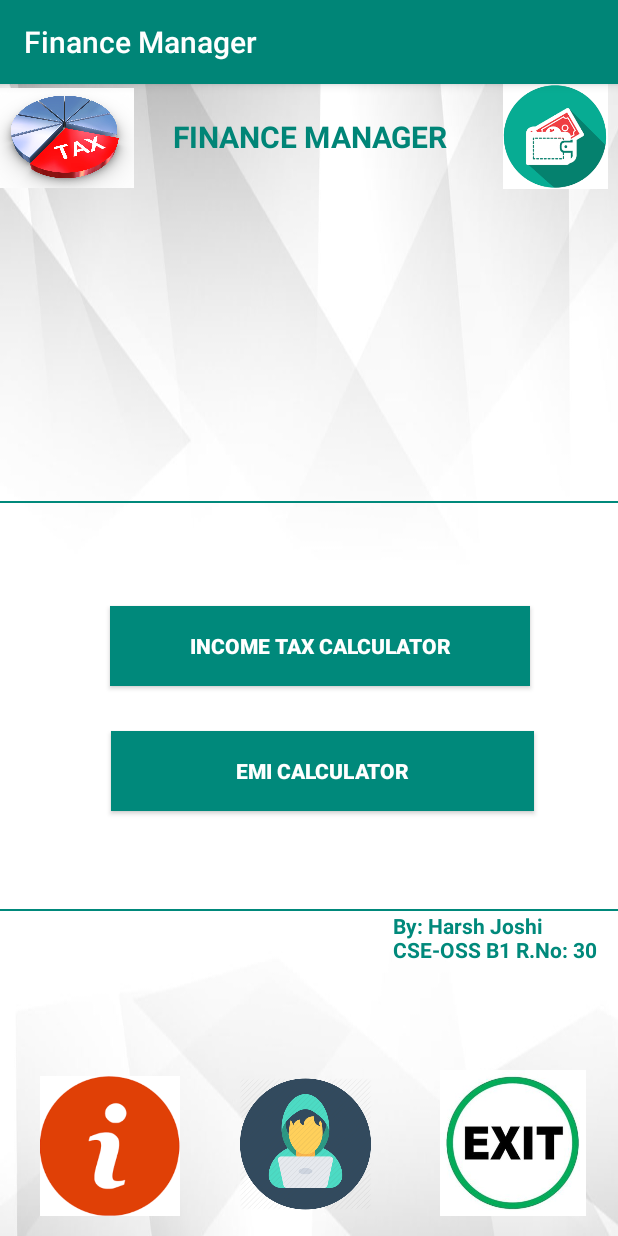
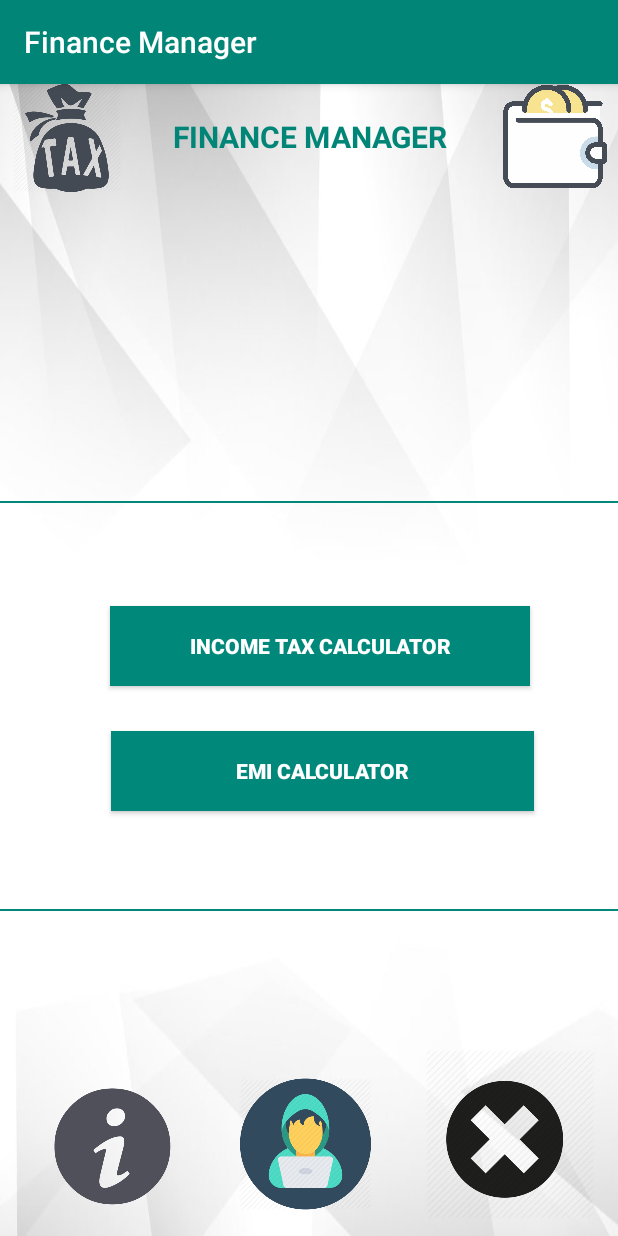
Before and after one commit to josharsh/Finance-Manager, an Android app: the screen it shows after launch (MainActivity), on a phone screen of 412 x 824 dp. Run offline under Robolectric (Android 15) with nearby library versions, the phone set to English and light mode, and no system bars.

Commit message:
Change white background images and add exit button functionality

```diff
--- a/app/src/main/java/com/cmt/taxcalculator/MainActivity.java
+++ b/app/src/main/java/com/cmt/taxcalculator/MainActivity.java
@@ -17,8 +17,6 @@ public class MainActivity extends AppCompatActivity {
     protected void onCreate(Bundle savedInstanceState) {
         super.onCreate(savedInstanceState);// To Display The Layout from activy_main resource layout file.
         setContentView(R.layout.activity_main);
-        t=(TextView)findViewById(R.id.textView4);
-        t.setText("By: Harsh Joshi CSE-OSS B1 R.No: 30");
         b1 = findViewById(R.id.button1);
         b2 = findViewById(R.id.button2);
 
@@ -38,4 +36,8 @@ public class MainActivity extends AppCompatActivity {
             }
         });
     }
+
+    public void exitApp() {
+        finish();
+    }
 }
--- a/app/src/main/res/layout/activity_main.xml
+++ b/app/src/main/res/layout/activity_main.xml
@@ -39,7 +39,7 @@
         app:layout_constraintStart_toEndOf="@+id/textView2"
         app:layout_constraintTop_toTopOf="parent"
         app:layout_constraintVertical_bias="0.4"
-        app:srcCompat="@drawable/tax2" />
+        app:srcCompat="@drawable/walleticon" />
 
     <ImageView
         android:id="@+id/imageView5"
@@ -52,7 +52,7 @@
         app:layout_constraintStart_toStartOf="parent"
         app:layout_constraintTop_toTopOf="parent"
         app:layout_constraintVertical_bias="0.0"
-        app:srcCompat="@drawable/tax" />
+        app:srcCompat="@drawable/taximg" />
 
     <Button
         android:id="@+id/button1"
@@ -136,28 +136,15 @@
 
     <ImageView
         android:id="@+id/imageView9"
-        android:layout_width="102dp"
-        android:layout_height="97dp"
+        android:layout_width="120dp"
+        android:layout_height="113dp"
+        android:onClick="exitApp"
         app:layout_constraintBottom_toBottomOf="parent"
         app:layout_constraintEnd_toEndOf="parent"
         app:layout_constraintHorizontal_bias="0.6"
         app:layout_constraintStart_toEndOf="@+id/imageView8"
         app:layout_constraintTop_toBottomOf="@+id/divider2"
         app:layout_constraintVertical_bias="0.891"
-        app:srcCompat="@drawable/exit" />
+        app:srcCompat="@drawable/closebutton" />
 
-    <TextView
-        android:id="@+id/textView4"
-        android:layout_width="150dp"
-        android:layout_height="56dp"
-        android:text="@string/ab"
-        android:textColor="#00897B"
-        android:textSize="14sp"
-        android:textStyle="bold"
-        app:layout_constraintBottom_toTopOf="@+id/imageView8"
-        app:layout_constraintEnd_toEndOf="parent"
-        app:layout_constraintHorizontal_bias="1.0"
-        app:layout_constraintStart_toStartOf="parent"
-        app:layout_constraintTop_toTopOf="@+id/divider2"
-        app:layout_constraintVertical_bias="0.023" />
 </android.support.constraint.ConstraintLayout>
--- a/build.gradle
+++ b/build.gradle
@@ -7,7 +7,7 @@ buildscript {
         jcenter()
     }
     dependencies {
-        classpath 'com.android.tools.build:gradle:3.2.1'
+        classpath 'com.android.tools.build:gradle:3.5.3'
 
 
         // NOTE: Do not place your application dependencies here; they belong
```
Also changed, not shown: app/src/main/res/drawable/about.png, app/src/main/res/drawable/closebutton.png (added), app/src/main/res/drawable/taximg.png (added), app/src/main/res/drawable/walleticon.png (added), gradle/wrapper/gradle-wrapper.properties, 3 other files.
